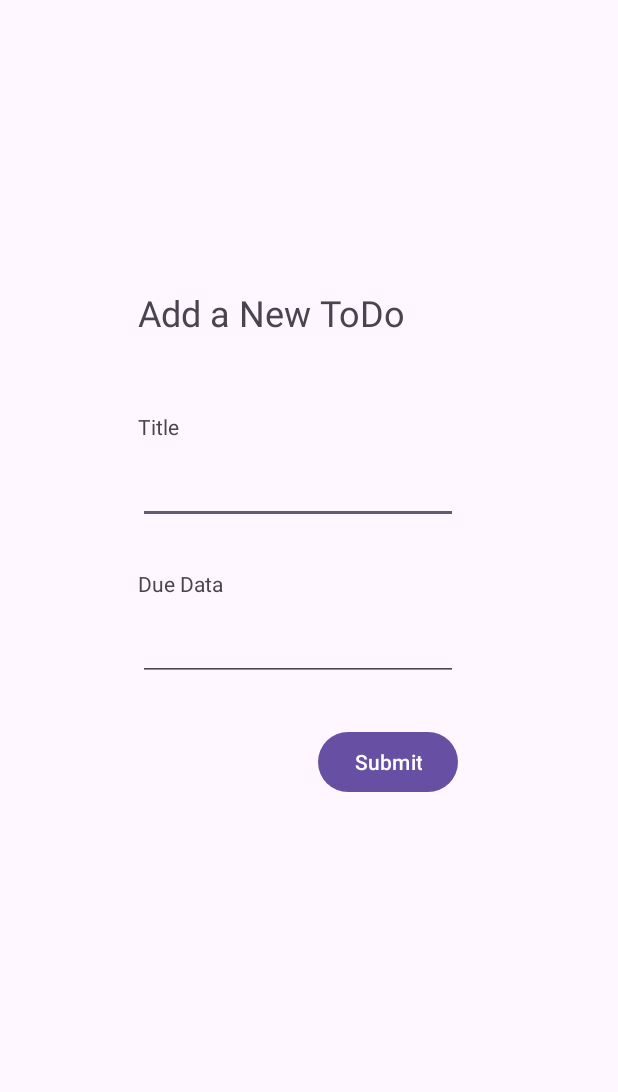
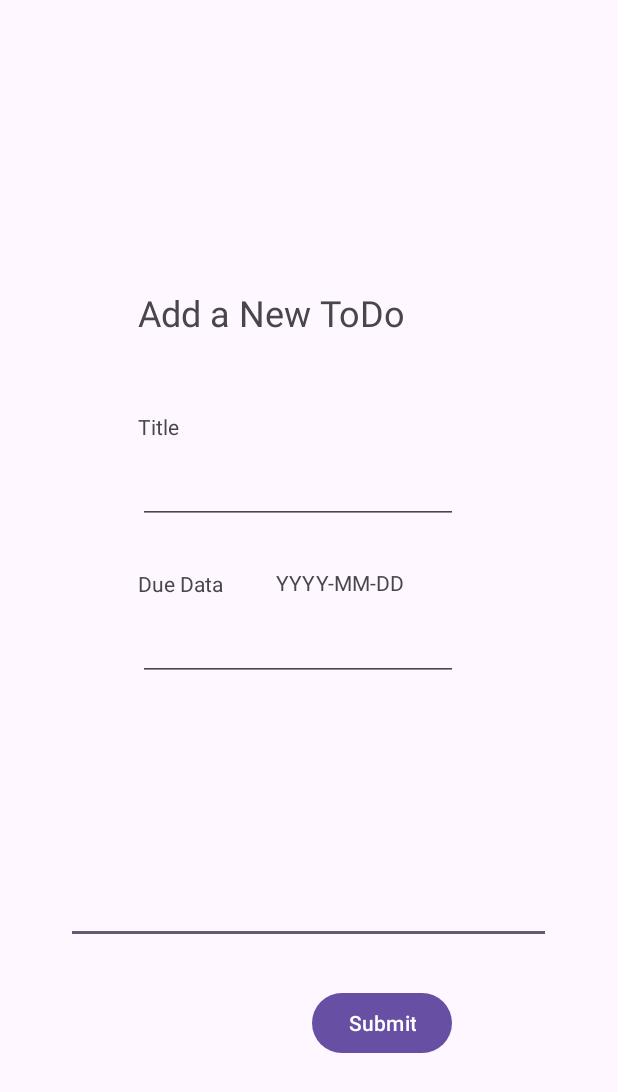
Before and after one commit to Archer001201/IAT359_FinalProject, an Android app: the AddNewTodoActivity screen opened directly, with no data from a screen before it, on a phone screen of 412 x 824 dp. Shown: the top 1092 px of the screen. Run offline under Robolectric (Android 15) with nearby library versions, the phone set to English and light mode, and no system bars.

Commit message:
把delete按钮修了，把年份Ex加了，把detail修了

```diff
--- a/MilestoneMate/app/src/main/java/com/example/milestonemate/AddNewTodoActivity.java
+++ b/MilestoneMate/app/src/main/java/com/example/milestonemate/AddNewTodoActivity.java
@@ -12,9 +12,11 @@ import androidx.appcompat.app.AppCompatActivity;
 
 public class AddNewTodoActivity extends AppCompatActivity {
     private MyDatabase db;
+    private EditText describeText;
     private EditText titleInput;
     private EditText dateInput;
     private Button submitButton;
+
 
     // Initializes the activity
     @Override
@@ -23,20 +25,23 @@ public class AddNewTodoActivity extends AppCompatActivity {
         // Initialize database helper and set up the UI layout
         db = new MyDatabase(this);
 
+
         setContentView(R.layout.activity_add_new_todo);
         titleInput = findViewById(R.id.title);
         dateInput = findViewById(R.id.dueDate);
         submitButton = findViewById(R.id.submitButton);
+        describeText = findViewById(R.id.addNewDetail);
         // Set up a click listener for the submit button to add a new todo item
         submitButton.setOnClickListener(new View.OnClickListener() {
             @Override
             public void onClick(View v) {
                 String title = titleInput.getText().toString().trim();
                 String date = dateInput.getText().toString().trim();
+                String description = describeText.getText().toString().trim(); // 获取描述文本
                 SharedPreferences sharedPreferences = getSharedPreferences("UserPrefs", MODE_PRIVATE);
                 String uid = sharedPreferences.getString("uid", "0");
 
-                db.addNewTodo(uid, title, date);
+                db.addNewTodo(uid, title, date,description);
                 // Add new todo item to the database and navigate back to the main activity
                 Intent intent = new Intent(AddNewTodoActivity.this, MainActivity.class);
                 startActivity(intent);
--- a/MilestoneMate/app/src/main/java/com/example/milestonemate/MyDatabase.java
+++ b/MilestoneMate/app/src/main/java/com/example/milestonemate/MyDatabase.java
@@ -122,12 +122,13 @@ public class MyDatabase {
         db.update(Constants.USER_TABLE, contentValues, selection, selectionArgs);
     }
 
-    public void addNewTodo(String uid, String title, String dueDate){
+    public void addNewTodo(String uid, String title, String dueDate, String description){
         SQLiteDatabase db = helper.getWritableDatabase();
 
         ContentValues contentValues = new ContentValues();
         contentValues.put(Constants.TODO_TITLE, title);
         contentValues.put(Constants.DUE_DATE, dueDate);
+        contentValues.put(Constants.TODO_DESCRIPTION, description);
         contentValues.put(Constants.TODO_UID, Integer.parseInt(uid));
         contentValues.put(Constants.TODO_STATE, Constants.INCOMPLETE);
         db.insert(Constants.TODO_TABLE, null, contentValues);
--- a/MilestoneMate/app/src/main/java/com/example/milestonemate/PlaygroundActivity.java
+++ b/MilestoneMate/app/src/main/java/com/example/milestonemate/PlaygroundActivity.java
@@ -189,9 +189,7 @@ public class PlaygroundActivity extends AppCompatActivity {
         public boolean onDrag(View v, DragEvent event) {
             switch (event.getAction()) {
                 case DragEvent.ACTION_DROP:
-                    // 当图片拖放到characterImage上时执行的操作
-                    // 例如：隐藏拖动的视图或更新数据库等
-                    // 这里可以实现具体的判定逻辑
+                    //具体的判定逻辑
                     View view = (View) event.getLocalState();
                     //view.setVisibility(View.INVISIBLE); // 或者执行其他逻辑
                     break;
--- a/MilestoneMate/app/src/main/res/layout/activity_add_new_todo.xml
+++ b/MilestoneMate/app/src/main/res/layout/activity_add_new_todo.xml
@@ -4,6 +4,22 @@
     android:layout_width="match_parent"
     android:layout_height="match_parent"
     xmlns:app="http://schemas.android.com/apk/res-auto">
+
+    <EditText
+        android:id="@+id/addNewDetail"
+        android:layout_width="323dp"
+        android:layout_height="141dp"
+        android:layout_marginStart="44dp"
+        android:layout_marginTop="488dp"
+        android:ems="10"
+        android:inputType="text"
+
+
+        android:paddingVertical="15dp"
+        android:text="@string/user_name"
+        app:layout_constraintStart_toStartOf="parent"
+        app:layout_constraintTop_toTopOf="parent"
+        tools:ignore="Autofill,LabelFor" />
 
     <TextView
         android:id="@+id/addNewTodoText"
@@ -38,13 +54,24 @@
         tools:ignore="Autofill,LabelFor" />
 
     <TextView
+        android:id="@+id/dateExText"
+        android:layout_width="wrap_content"
+        android:layout_height="wrap_content"
+        android:layout_marginStart="92dp"
+        android:layout_marginTop="28dp"
+        android:text="YYYY-MM-DD"
+        app:layout_constraintBottom_toTopOf="@+id/dueDate"
+        app:layout_constraintStart_toStartOf="@+id/title"
+        app:layout_constraintTop_toBottomOf="@+id/title" />
+
+    <TextView
         android:id="@+id/dateText"
         android:layout_width="wrap_content"
         android:layout_height="wrap_content"
         android:layout_marginTop="30dp"
         android:text="@string/due_data_text"
-        app:layout_constraintTop_toBottomOf="@+id/title"
-        app:layout_constraintStart_toStartOf="@+id/title" />
+        app:layout_constraintStart_toStartOf="@+id/title"
+        app:layout_constraintTop_toBottomOf="@+id/title" />
 
     <EditText
         android:id="@+id/dueDate"
@@ -52,19 +79,24 @@
         android:layout_height="wrap_content"
         android:ems="10"
         android:inputType="date"
+        android:paddingVertical="15dp"
         android:text="@string/due_date_input"
+        app:layout_constraintBottom_toBottomOf="parent"
+        app:layout_constraintEnd_toEndOf="parent"
+        app:layout_constraintHorizontal_bias="0.0"
+        app:layout_constraintStart_toStartOf="@id/dateText"
         app:layout_constraintTop_toBottomOf="@id/dateText"
-        app:layout_constraintStart_toStartOf="@id/dateText"
-        android:paddingVertical="15dp"
+        app:layout_constraintVertical_bias="0.0"
         tools:ignore="Autofill,LabelFor" />
 
     <Button
         android:id="@+id/submitButton"
         android:layout_width="wrap_content"
         android:layout_height="wrap_content"
+        android:layout_marginTop="204dp"
+        android:layout_marginEnd="4dp"
         android:text="@string/submit_button"
         app:layout_constraintEnd_toEndOf="@id/dueDate"
-        app:layout_constraintTop_toBottomOf="@id/dueDate"
-        android:layout_marginTop="30dp"/>
+        app:layout_constraintTop_toBottomOf="@id/dueDate" />
 
 </androidx.constraintlayout.widget.ConstraintLayout>
--- a/MilestoneMate/app/src/main/res/layout/activity_gacha_page.xml
+++ b/MilestoneMate/app/src/main/res/layout/activity_gacha_page.xml
@@ -33,7 +33,7 @@
         android:layout_height="140dp"
         android:layout_marginTop="12dp"
         android:gravity="center"
-        android:text="TextView"
+        android:text=""
         android:textSize="36sp"
         app:layout_constraintEnd_toEndOf="parent"
         app:layout_constraintHorizontal_bias="0.498"
```
Also changed, not shown: MilestoneMate/app/src/main/java/com/example/milestonemate/DetailTodoActivity.java (+38 -4 lines), MilestoneMate/app/src/main/res/layout/todo_detail_page.xml (+13 -19 lines).
